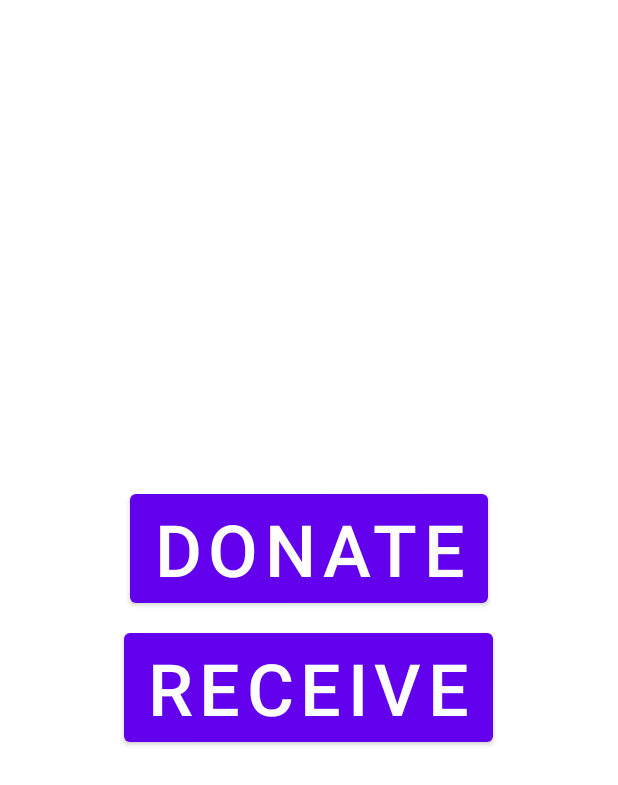
After one commit to NIrajan-15/Life-Plus, an Android app: the layout donate_recieve.xml on its own in the app's theme, with its tools: preview values and no code run, on a phone screen of 412 x 824 dp. The commit adds this screen. Shown: the top 785 px of the screen. Run offline under Robolectric (Android 15) with nearby library versions, the phone set to English and light mode, and no system bars.

Commit message:
Add donate_receive layout

```diff
--- /dev/null
+++ b/app/src/main/res/layout/donate_recieve.xml
@@ -0,0 +1,21 @@
+<?xml version="1.0" encoding="utf-8"?>
+<LinearLayout
+    xmlns:android="http://schemas.android.com/apk/res/android"
+    xmlns:app="http://schemas.android.com/apk/res-auto"
+    xmlns:tools="http://schemas.android.com/tools"
+    android:layout_width="match_parent"
+    android:layout_height="match_parent"
+    android:orientation="vertical"
+    android:gravity="center">
+    <Button
+        android:layout_width="wrap_content"
+        android:layout_height="wrap_content"
+        android:text="@string/donate"
+        android:textSize="48sp"
+        android:layout_marginBottom="8dp"/>
+    <Button
+        android:layout_width="wrap_content"
+        android:layout_height="wrap_content"
+        android:text="@string/receive"
+        android:textSize="48sp"/>
+</LinearLayout>
--- a/app/src/main/res/values/strings.xml
+++ b/app/src/main/res/values/strings.xml
@@ -9,4 +9,6 @@
     <string name="register">Register</string>
     <string name="name">Name</string>
     <string name="c_password">Confirm Password</string>
+    <string name="receive">Receive</string>
+    <string name="donate">Donate</string>
 </resources>
```
